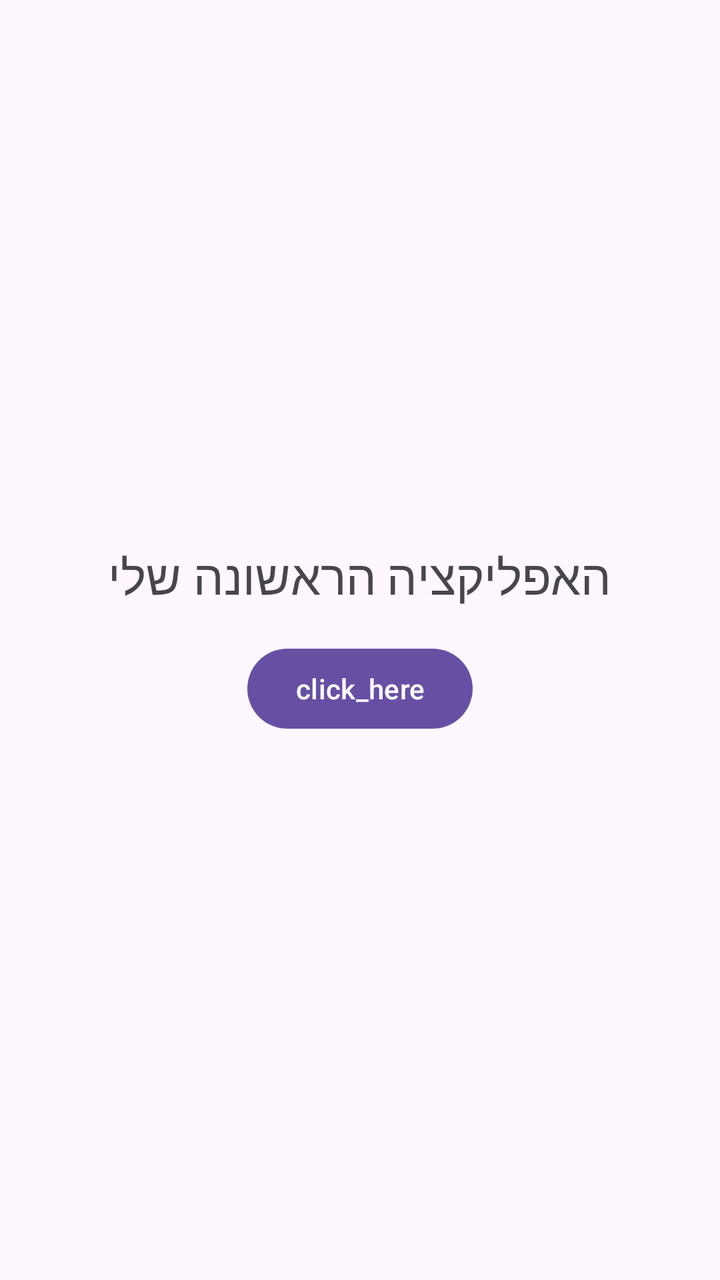
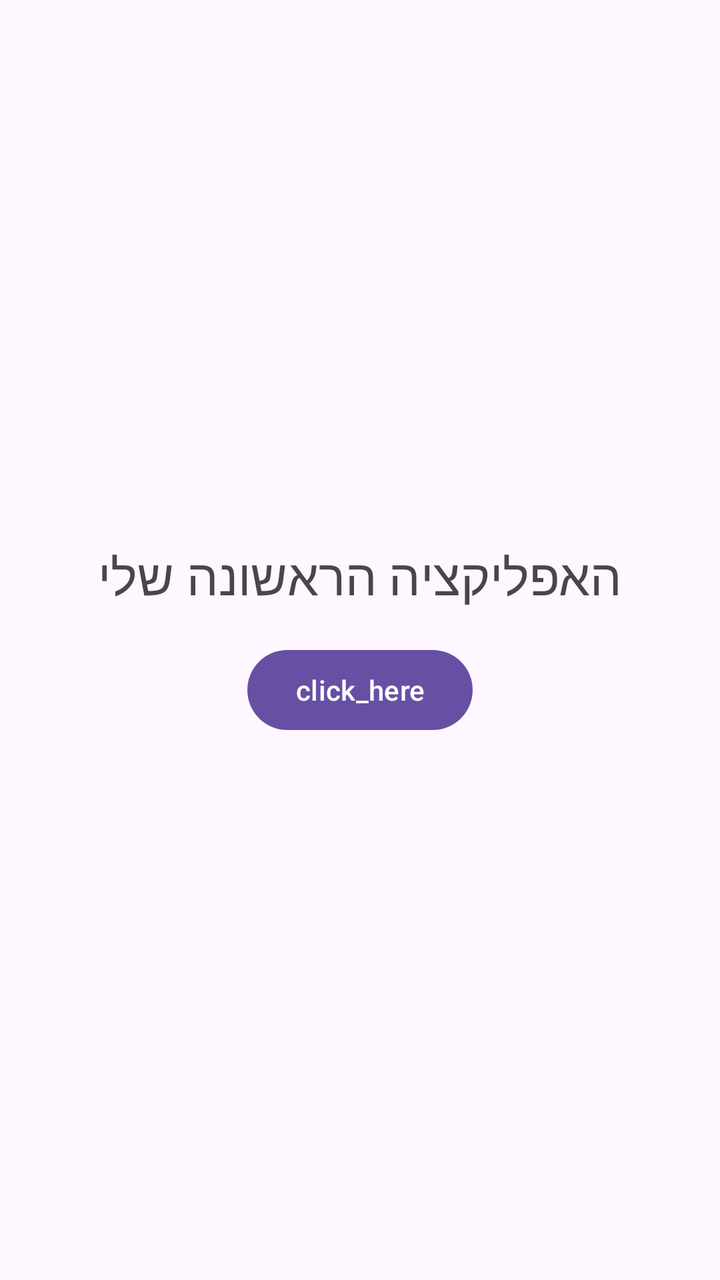

Before-and-after screenshots of an Android layout around one commit, followed by the original layout XML and the change that was made.
<!-- AndroidManifest.xml: application theme Theme.YuvalProject -->
<!-- res/layout/activity_main.xml -->
<?xml version="1.0" encoding="utf-8"?>
<LinearLayout xmlns:android="http://schemas.android.com/apk/res/android"
    android:layout_width="match_parent"
    android:layout_height="match_parent"
    android:orientation="vertical"
    android:gravity="center"
    android:padding="16dp"
    android:id="@+id/main">



    <TextView
        android:id="@+id/btn_click_me"
        android:layout_width="wrap_content"
        android:layout_height="wrap_content"
        android:text="@string/my_message"
        android:textSize="24sp" />


    <Button
        android:id="@+id/btnClick"
        android:layout_width="wrap_content"
        android:layout_height="wrap_content"
        android:layout_marginTop="16dp"
        android:text="@string/click_here" />
</LinearLayout>
<!-- resources referenced by this layout -->
<resources>
  <string name="click_here">click_here</string>
  <string name="my_message">
      האפליקציה הראשונה שלי
  </string>
  <style name="Theme.YuvalProject" parent="Base.Theme.YuvalProject" />
  <style name="Base.Theme.YuvalProject" parent="Theme.Material3.DayNight.NoActionBar">
          
          
      </style>
</resources>

<!-- the commit's change to res/layout/activity_main.xml (unified diff, before → after) -->
@@ -14,7 +14,7 @@
         android:layout_width="wrap_content"
         android:layout_height="wrap_content"
         android:text="@string/my_message"
-        android:textSize="24sp" />
+        android:textSize="25sp" />
 
 
     <Button
